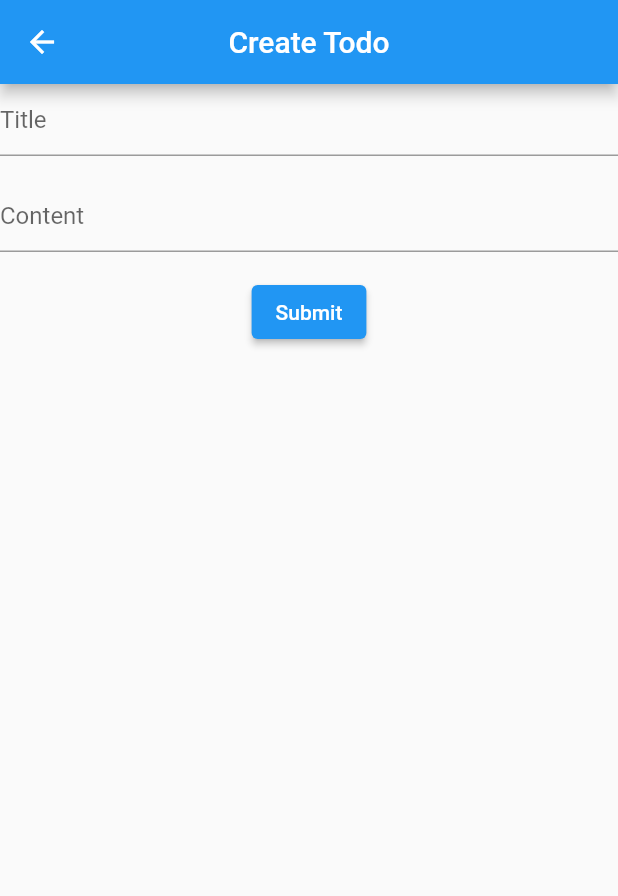
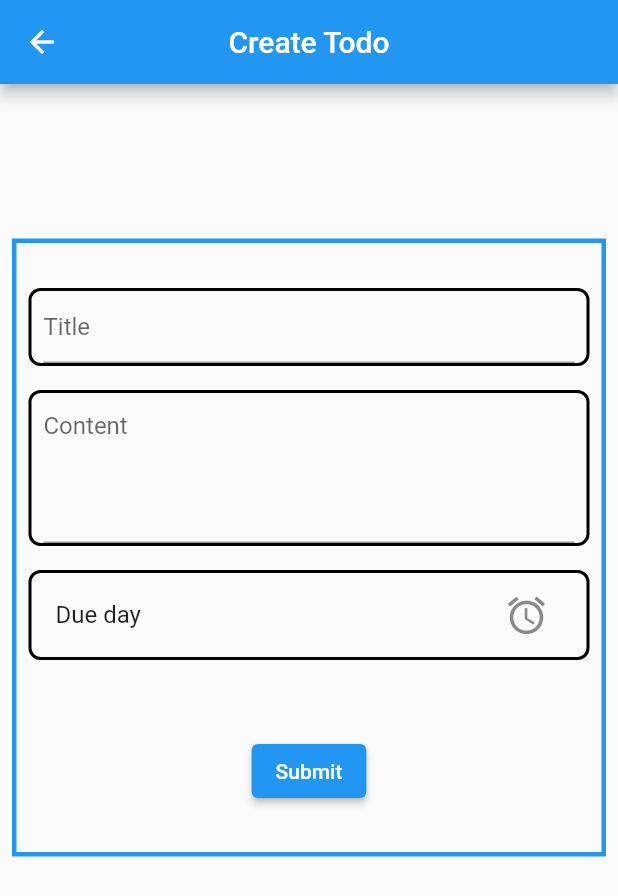
Before and after one commit to thanhhoi123/ToDoApp, a Flutter app: the CreateTodoScreen screen opened directly, on a phone screen of 412 x 824 dp. Shown: the top 896 px of the screen. Run offline on Flutter 3.47's test engine with Material 2 defaults, Android fonts, the light colour scheme and no system bars; our stand-ins replace cloud_firestore, firebase_auth, firebase_core, font_awesome_flutter, get, google_sign_in; accounts and stored records are empty.

Commit message:
Create todo

```diff
--- a/Code/lib/app/modules/home/controllers/home_controller.dart
+++ b/Code/lib/app/modules/home/controllers/home_controller.dart
@@ -1,5 +1,7 @@
 import 'package:cloud_firestore/cloud_firestore.dart';
 import 'package:firebase_auth/firebase_auth.dart';
+import 'package:flutter/cupertino.dart';
+import 'package:flutter/material.dart';
 import 'package:get/get.dart';
 import 'package:google_sign_in/google_sign_in.dart';
 import 'package:init_project/app/data/todo.dart';
@@ -7,6 +9,11 @@ import 'package:init_project/app/data/todo.dart';
 class HomeController extends GetxController {
   final googleSignIn = GoogleSignIn();
   GoogleSignInAccount? currentUser;
+  final isDone = false.obs;
+  final initDate = DateTime.now();
+  final initTime = TimeOfDay(hour: 6, minute: 0);
+  DateTime? datetimePicker;
+  final datetimeText = 'Due day'.obs;
 
   Future googleLogin() async{
     final googleUser = await googleSignIn.signIn();
@@ -30,7 +37,7 @@ class HomeController extends GetxController {
 
   String? contentCreate, titleCreate;
 
-  Future createTodo(String title, String content) async {
+  Future createTodo(String title, String content, String dueDate) async {
     try{
       final docTodo = FirebaseFirestore.instance.collection('users').doc(currentUser!.id).collection('todos').doc();
 
@@ -38,7 +45,7 @@ class HomeController extends GetxController {
         id: docTodo.id,
         title: title,
         content: content,
-        dueDate: DateTime.now(),
+        dueDate: DateTime.parse(dueDate),
         isDone: false,
         isFavorite: false,
         isTimeUp: false
@@ -51,8 +58,6 @@ class HomeController extends GetxController {
       print(e.toString());
     }
   }
-
-  final isDone = false.obs;
 
   Stream<List<Todo>> getListTodo() => FirebaseFirestore.instance
     .collection('users').doc(currentUser!.id)
@@ -70,4 +75,12 @@ class HomeController extends GetxController {
       'is_done': value
     });
   }
+
+  void updataFavorite(String id, bool value){
+    final docTodo = FirebaseFirestore.instance.collection('users').doc(currentUser!.id).collection('todos').doc(id);
+    docTodo.update({
+      'is_favorite': value
+    });
+  }
+
 }
--- a/Code/lib/app/modules/home/views/create_todo_screen.dart
+++ b/Code/lib/app/modules/home/views/create_todo_screen.dart
@@ -1,40 +1,84 @@
+import 'package:cloud_firestore/cloud_firestore.dart';
 import 'package:flutter/material.dart';
 import 'package:flutter/src/widgets/framework.dart';
 import 'package:get/get.dart';
 import 'package:init_project/app/modules/home/controllers/home_controller.dart';
+import 'package:intl/intl.dart';
 
 class CreateTodoScreen extends GetView<HomeController>{
   @override
   Widget build(BuildContext context) {
+    double height = MediaQuery.of(context).size.height;
     return Scaffold(
       appBar: AppBar(
         title: Text('Create Todo'),
         centerTitle: true,
       ),
       body: Container(
+        height: height /2,
+        decoration: BoxDecoration(
+          border: Border.all(color: Colors.blue, width: 3)
+        ),
+        padding: const EdgeInsets.symmetric(horizontal: 8),
+        margin: EdgeInsets.symmetric(horizontal: 8, vertical: height/8),
         child: Column(
+          mainAxisAlignment: MainAxisAlignment.center,
           children: <Widget>[
-            TextField(
+            Container(
+              padding: const EdgeInsets.symmetric(horizontal: 8,),
+              decoration: BoxDecoration(
+                border: Border.all(color: Colors.black, width: 2),
+                borderRadius: BorderRadius.circular(8)
+              ),
+              child: TextField(
                 decoration: InputDecoration(
                   hintText: 'Title'
                 ),
-              onSubmitted: (value) {
+                onChanged: (value) {
                   controller.titleCreate = value;
                 },
               ),
-            SizedBox(height: 16),
-            TextField(
+            ),
+            Container(
+              margin: const EdgeInsets.fromLTRB(0, 16, 0, 16),
+              padding: const EdgeInsets.symmetric(horizontal: 8),
+              decoration: BoxDecoration(
+                border: Border.all(color: Colors.black, width: 2),
+                borderRadius: BorderRadius.circular(8)
+              ),
+              child: TextField(
                 decoration: InputDecoration(
                   hintText: 'Content'
                 ),
-              onSubmitted: (value){
+                maxLines: 4,
+                onChanged: (value){
                   controller.contentCreate = value;
                 },
               ),
-            SizedBox(height: 16,),
+            ),
+            Obx((){
+              return Container(
+                decoration: BoxDecoration(
+                  border: Border.all(color: Colors.black, width: 2),
+                  borderRadius: BorderRadius.circular(8)
+                ),
+                child: ListTile(
+                  title: Text('${controller.datetimeText.value}'),
+                  trailing: IconButton(
+                    icon: Icon(Icons.access_alarms, size: 30,),
+                    onPressed: () => pickDateTime(context)
+                  ),
+                ),
+              );
+            }),
+            SizedBox(height: 50,),
             ElevatedButton(
               onPressed: () async {
-                await controller.createTodo(controller.titleCreate.toString(), controller.contentCreate.toString());
+                await controller.createTodo(
+                  controller.titleCreate.toString(),
+                  controller.contentCreate.toString(),
+                  controller.datetimePicker.toString()
+                );
                 Get.back();
               },
               child: Text('Submit')
@@ -44,5 +88,34 @@ class CreateTodoScreen extends GetView<HomeController>{
       ),
     );
   }
+  Future<void> pickDateTime(BuildContext context) async{
+    try{
+      final date = await showDatePicker(
+        context: context,
+        initialDate: controller.datetimePicker ?? controller.initDate,
+        firstDate: DateTime(DateTime.now().year - 5),
+        lastDate: DateTime(DateTime.now().year + 5)
+      );
 
+      final time = await showTimePicker(
+        context: context,
+        initialTime: controller.datetimePicker != null
+          ? TimeOfDay(hour: controller.datetimePicker!.hour, minute: controller.datetimePicker!.minute)
+          : controller.initTime
+      );
+
+      controller.datetimePicker = DateTime(
+        date!.year,
+        date.month,
+        date.day,
+        time!.hour,
+        time.minute
+      );
+
+      controller.datetimeText.value = DateFormat('dd/MM/yyyy HH:mm').format(controller.datetimePicker!).toString();
       }
+    catch(e){
+      print(e);
+    }
+  }
+}
```
Also changed, not shown: Code/lib/app/modules/home/views/list_todo_screen.dart (+17 -9 lines). Lines whose indentation alone changed are shown as unchanged.
